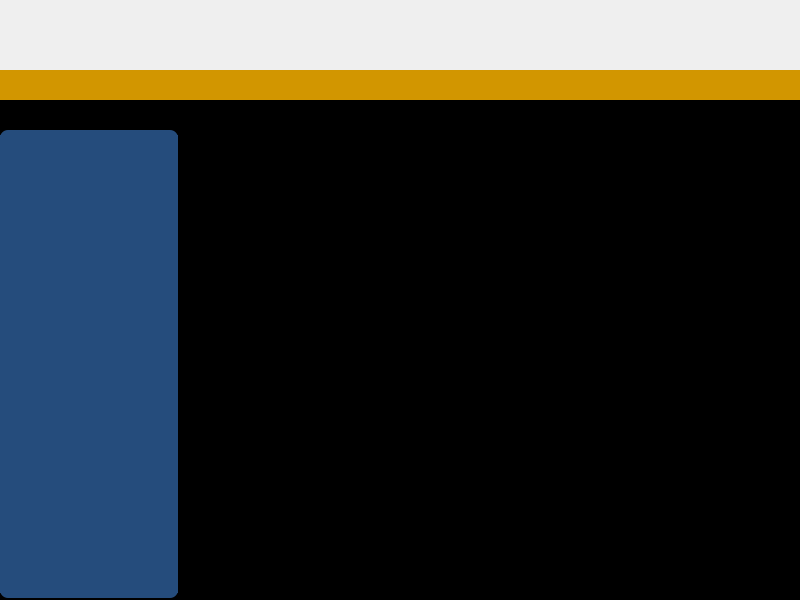
The window that ui/main_window/mainwindow.ui (15903016222/Voice) describes before a commit, drawn with Qt 5.
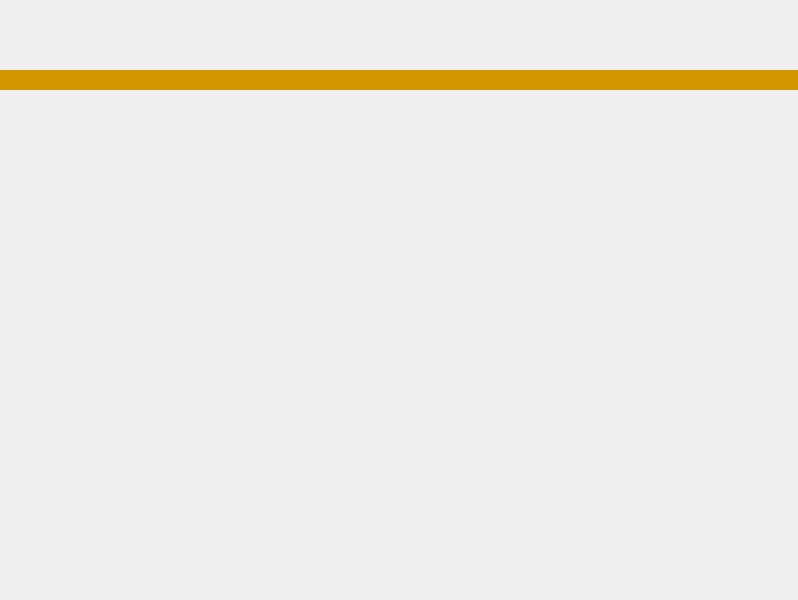
The same window after the commit. Icons and pictures are not drawn. Custom widgets are drawn as their Qt base class.

Commit message: Updated: 删除菜单,重新布局主界面

What changed in the file:
```diff
--- a/ui/main_window/mainwindow.ui
+++ b/ui/main_window/mainwindow.ui
@@ -6,7 +6,7 @@
    <rect>
     <x>0</x>
     <y>0</y>
-    <width>800</width>
+    <width>798</width>
     <height>600</height>
    </rect>
   </property>
@@ -23,7 +23,7 @@
    <string notr="true"/>
   </property>
   <widget class="QWidget" name="centralWidget">
-   <layout class="QVBoxLayout" name="verticalLayout" stretch="7,3,50">
+   <layout class="QVBoxLayout" name="verticalLayout" stretch="0,0,1">
     <property name="spacing">
      <number>0</number>
     </property>
@@ -40,336 +40,99 @@
      <number>0</number>
     </property>
     <item>
-     <widget class="QFrame" name="frame_top">
-      <layout class="QHBoxLayout" name="horizontalLayout" stretch="6,1">
-       <property name="spacing">
-        <number>0</number>
-       </property>
-       <property name="leftMargin">
-        <number>0</number>
-       </property>
-       <property name="topMargin">
-        <number>0</number>
-       </property>
-       <property name="rightMargin">
-        <number>0</number>
-       </property>
-       <property name="bottomMargin">
-        <number>0</number>
-       </property>
-       <item>
-        <widget class="MeasureBar" name="widgetTopLeft" native="true"/>
-       </item>
-       <item>
-        <widget class="IconsBar" name="iconsBarWidget" native="true"/>
-       </item>
-      </layout>
-     </widget>
-    </item>
-    <item>
-     <widget class="ShowInfoWidget" name="widgetShowInformation" native="true">
-      <property name="styleSheet">
-       <string notr="true">background-color: rgb(210, 150, 0);</string>
+     <layout class="QHBoxLayout" name="horizontalLayout" stretch="3,16,2,4">
+      <property name="spacing">
+       <number>0</number>
       </property>
-     </widget>
+      <item>
+       <widget class="MenuItem" name="gainMenuItem" native="true">
+        <property name="sizePolicy">
+         <sizepolicy hsizetype="Ignored" vsizetype="Fixed">
+          <horstretch>0</horstretch>
+          <verstretch>0</verstretch>
+         </sizepolicy>
+        </property>
+        <property name="minimumSize">
+         <size>
+          <width>0</width>
+          <height>70</height>
+         </size>
+        </property>
+       </widget>
+      </item>
+      <item>
+       <widget class="MeasureBar" name="measureBar" native="true">
+        <property name="sizePolicy">
+         <sizepolicy hsizetype="Ignored" vsizetype="Fixed">
+          <horstretch>0</horstretch>
+          <verstretch>0</verstretch>
+         </sizepolicy>
+        </property>
+        <property name="minimumSize">
+         <size>
+          <width>0</width>
+          <height>70</height>
+         </size>
+        </property>
+       </widget>
+      </item>
+      <item>
+       <widget class="MenuItem" name="angleMenuItem" native="true">
+        <property name="sizePolicy">
+         <sizepolicy hsizetype="Ignored" vsizetype="Fixed">
+          <horstretch>0</horstretch>
+          <verstretch>0</verstretch>
+         </sizepolicy>
+        </property>
+        <property name="minimumSize">
+         <size>
+          <width>0</width>
+          <height>70</height>
+         </size>
+        </property>
+       </widget>
+      </item>
+      <item>
+       <widget class="IconsBar" name="iconsBarWidget" native="true">
+        <property name="sizePolicy">
+         <sizepolicy hsizetype="Minimum" vsizetype="Fixed">
+          <horstretch>0</horstretch>
+          <verstretch>0</verstretch>
+         </sizepolicy>
+        </property>
+        <property name="minimumSize">
+         <size>
+          <width>0</width>
+          <height>70</height>
+         </size>
+        </property>
+       </widget>
+      </item>
+     </layout>
     </item>
     <item>
-     <widget class="QFrame" name="framePlot">
+     <widget class="ShowInfoWidget" name="statusBar" native="true">
       <property name="sizePolicy">
-       <sizepolicy hsizetype="Preferred" vsizetype="Preferred">
+       <sizepolicy hsizetype="Ignored" vsizetype="Fixed">
         <horstretch>0</horstretch>
         <verstretch>0</verstretch>
        </sizepolicy>
       </property>
+      <property name="minimumSize">
+       <size>
+        <width>0</width>
+        <height>20</height>
+       </size>
+      </property>
       <property name="styleSheet">
-       <string notr="true"/>
+       <string notr="true">background-color: rgb(210, 150, 0);</string>
       </property>
-      <layout class="QGridLayout" name="gridLayout_2">
-       <property name="leftMargin">
-        <number>0</number>
-       </property>
-       <property name="topMargin">
-        <number>0</number>
-       </property>
-       <property name="rightMargin">
-        <number>0</number>
-       </property>
-       <property name="bottomMargin">
-        <number>0</number>
-       </property>
-       <property name="spacing">
-        <number>0</number>
-       </property>
-       <item row="0" column="0">
-        <widget class="QWidget" name="widgetUSView" native="true">
-         <property name="styleSheet">
-          <string notr="true">QWidget#widgetUSView
-{
-	background-color: rgb(0, 0, 0);
-}</string>
-         </property>
-         <layout class="QGridLayout" name="gridLayout" rowstretch="43,7" columnstretch="2,7">
-          <property name="leftMargin">
-           <number>0</number>
-          </property>
-          <property name="topMargin">
-           <number>0</number>
-          </property>
-          <property name="rightMargin">
-           <number>0</number>
-          </property>
-          <property name="bottomMargin">
-           <number>0</number>
-          </property>
-          <property name="horizontalSpacing">
-           <number>1</number>
-          </property>
-          <property name="verticalSpacing">
-           <number>0</number>
-          </property>
-          <item row="0" column="0" rowspan="2">
-           <widget class="QWidget" name="widget_firstSecondMenu" native="true">
-            <property name="styleSheet">
-             <string notr="true"/>
-            </property>
-            <layout class="QGridLayout" name="gridLayout_3">
-             <property name="leftMargin">
-              <number>0</number>
-             </property>
-             <property name="topMargin">
-              <number>30</number>
-             </property>
-             <property name="rightMargin">
-              <number>0</number>
-             </property>
-             <property name="bottomMargin">
-              <number>2</number>
-             </property>
-             <property name="spacing">
-              <number>0</number>
-             </property>
-             <item row="0" column="0">
-              <widget class="QWidget" name="widget" native="true">
-               <property name="styleSheet">
-                <string notr="true">
-QWidget#widget
-{
-	background-color: rgb(37, 76, 124);
-	border-radius:8px;
-}</string>
-               </property>
-               <layout class="QVBoxLayout" name="verticalLayout_2" stretch="1,18,1">
-                <property name="spacing">
-                 <number>0</number>
-                </property>
-                <property name="leftMargin">
-                 <number>0</number>
-                </property>
-                <property name="topMargin">
-                 <number>5</number>
-                </property>
-                <property name="rightMargin">
-                 <number>0</number>
-                </property>
-                <property name="bottomMargin">
-                 <number>5</number>
-                </property>
-                <item>
-                 <widget class="QFrame" name="frame_up">
-                  <property name="frameShape">
-                   <enum>QFrame::NoFrame</enum>
-                  </property>
-                  <property name="frameShadow">
-                   <enum>QFrame::Raised</enum>
-                  </property>
-                  <layout class="QHBoxLayout" name="horizontalLayout_2">
-                   <property name="spacing">
-                    <number>0</number>
-                   </property>
-                   <property name="leftMargin">
-                    <number>0</number>
-                   </property>
-                   <property name="topMargin">
-                    <number>0</number>
-                   </property>
-                   <property name="rightMargin">
-                    <number>0</number>
-                   </property>
-                   <property name="bottomMargin">
-                    <number>0</number>
-                   </property>
-                   <item>
-                    <widget class="QPushButton" name="pushButton_top">
-                     <property name="sizePolicy">
-                      <sizepolicy hsizetype="Preferred" vsizetype="Preferred">
-                       <horstretch>0</horstretch>
-                       <verstretch>0</verstretch>
-                      </sizepolicy>
-                     </property>
-                     <property name="styleSheet">
-                      <string notr="true">background-color: rgb(37, 76, 124);
-border:none;
-</string>
-                     </property>
-                     <property name="text">
-                      <string/>
-                     </property>
-                     <property name="icon">
-                      <iconset resource="mainwindow.qrc">
-                       <normaloff>:/file/resources/up.png</normaloff>:/file/resources/up.png</iconset>
-                     </property>
-                     <property name="iconSize">
-                      <size>
-                       <width>24</width>
-                       <height>12</height>
-                      </size>
-                     </property>
-                    </widget>
-                   </item>
-                  </layout>
-                 </widget>
-                </item>
-                <item>
-                 <widget class="QWidget" name="widget_scrollArea" native="true">
-                  <property name="styleSheet">
-                   <string notr="true">QWidget
-{
-	background-color: rgba(67, 67, 67, 0);
-
-}</string>
-                  </property>
-                  <layout class="QGridLayout" name="gridLayout_4">
-                   <property name="leftMargin">
-                    <number>0</number>
-                   </property>
-                   <property name="topMargin">
-                    <number>0</number>
-                   </property>
-                   <property name="rightMargin">
-                    <number>0</number>
-                   </property>
-                   <property name="bottomMargin">
-                    <number>0</number>
-                   </property>
-                   <property name="spacing">
-                    <number>0</number>
-                   </property>
-                   <item row="0" column="0">
-                    <widget class="QScrollArea" name="scrollArea">
-                     <property name="sizePolicy">
-                      <sizepolicy hsizetype="Preferred" vsizetype="Preferred">
-                       <horstretch>0</horstretch>
-                       <verstretch>0</verstretch>
-                      </sizepolicy>
-                     </property>
-                     <property name="frameShape">
-                      <enum>QFrame::NoFrame</enum>
-                     </property>
-                     <property name="verticalScrollBarPolicy">
-                      <enum>Qt::ScrollBarAlwaysOff</enum>
-                     </property>
-                     <property name="horizontalScrollBarPolicy">
-                      <enum>Qt::ScrollBarAlwaysOff</enum>
-                     </property>
-                     <property name="widgetResizable">
-                      <bool>true</bool>
-                     </property>
-                     <widget class="QWidget" name="scrollAreaWidgetContents">
-                      <property name="geometry">
-                       <rect>
-                        <x>0</x>
-                        <y>0</y>
-                        <width>178</width>
-                        <height>412</height>
-                       </rect>
-                      </property>
-                     </widget>
-                    </widget>
-                   </item>
-                  </layout>
-                 </widget>
-                </item>
-                <item>
-                 <widget class="QFrame" name="frame_down">
-                  <property name="frameShape">
-                   <enum>QFrame::NoFrame</enum>
-                  </property>
-                  <property name="frameShadow">
-                   <enum>QFrame::Raised</enum>
-                  </property>
-                  <layout class="QHBoxLayout" name="horizontalLayout_3" stretch="4">
-                   <property name="spacing">
-                    <number>0</number>
-                   </property>
-                   <property name="leftMargin">
-                    <number>0</number>
-                   </property>
-                   <property name="topMargin">
-                    <number>0</number>
-                   </property>
-                   <property name="rightMargin">
-                    <number>0</number>
-                   </property>
-                   <property name="bottomMargin">
-                    <number>0</number>
-                   </property>
-                   <item>
-                    <widget class="QPushButton" name="pushButton_bottom">
-                     <property name="sizePolicy">
-                      <sizepolicy hsizetype="Preferred" vsizetype="Preferred">
-                       <horstretch>0</horstretch>
-                       <verstretch>0</verstretch>
-                      </sizepolicy>
-                     </property>
-                     <property name="styleSheet">
-                      <string notr="true">background-color: rgb(37, 76, 124);
-border:none;
-</string>
-                     </property>
-                     <property name="text">
-                      <string/>
-                     </property>
-                     <property name="icon">
-                      <iconset resource="mainwindow.qrc">
-                       <normaloff>:/file/resources/down.png</normaloff>:/file/resources/down.png</iconset>
-                     </property>
-                     <property name="iconSize">
-                      <size>
-                       <width>24</width>
-                       <height>12</height>
-                      </size>
-                     </property>
-                    </widget>
-                   </item>
-                  </layout>
-                 </widget>
-                </item>
-               </layout>
-              </widget>
-             </item>
-            </layout>
-           </widget>
-          </item>
-          <item row="0" column="1">
-           <widget class="QFrame" name="frame_showPlot"/>
-          </item>
-          <item row="1" column="1">
-           <widget class="ThirdMenuWidget" name="widget_thirdMenu" native="true">
-            <property name="styleSheet">
-             <string notr="true"/>
-            </property>
-           </widget>
-          </item>
-         </layout>
-        </widget>
-       </item>
-      </layout>
      </widget>
     </item>
+    <item>
+     <widget class="QWidget" name="widget" native="true"/>
+    </item>
    </layout>
-   <zorder>framePlot</zorder>
-   <zorder>frame_top</zorder>
-   <zorder>widgetShowInformation</zorder>
   </widget>
  </widget>
  <layoutdefault spacing="6" margin="11"/>
@@ -380,12 +143,6 @@
    <header>showinfowidget.h</header>
    <container>1</container>
   </customwidget>
-  <customwidget>
-   <class>ThirdMenuWidget</class>
-   <extends>QWidget</extends>
-   <header>thirdmenuwidget.h</header>
-   <container>1</container>
-  </customwidget>
   <customwidget>
    <class>IconsBar</class>
    <extends>QWidget</extends>
@@ -398,6 +155,12 @@
    <header>measure_bar.h</header>
    <container>1</container>
   </customwidget>
+  <customwidget>
+   <class>MenuItem</class>
+   <extends>QWidget</extends>
+   <header>menu_item.h</header>
+   <container>1</container>
+  </customwidget>
  </customwidgets>
  <resources>
   <include location="mainwindow.qrc"/>
```
Left out of the diff: 4 changed lines with no effect on the pictures. The commit also changes 7 other files.
